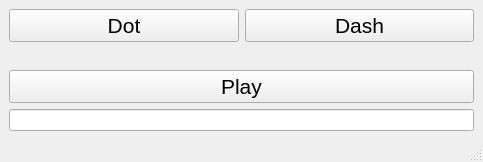
Qt form main_interface.ui (mentalitet-new/Morse-CODE) before a commit.
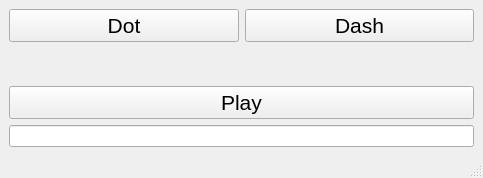
The same form after that commit.

```diff
--- a/main_interface.ui
+++ b/main_interface.ui
@@ -7,7 +7,7 @@
     <x>0</x>
     <y>0</y>
     <width>483</width>
-    <height>162</height>
+    <height>178</height>
    </rect>
   </property>
   <property name="windowTitle">
```
